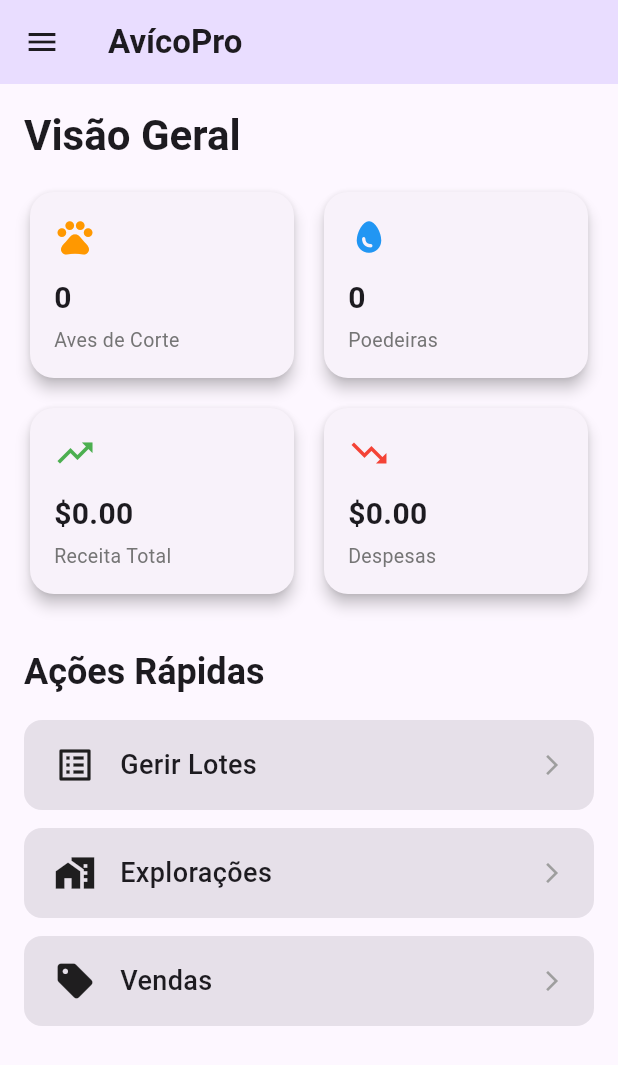
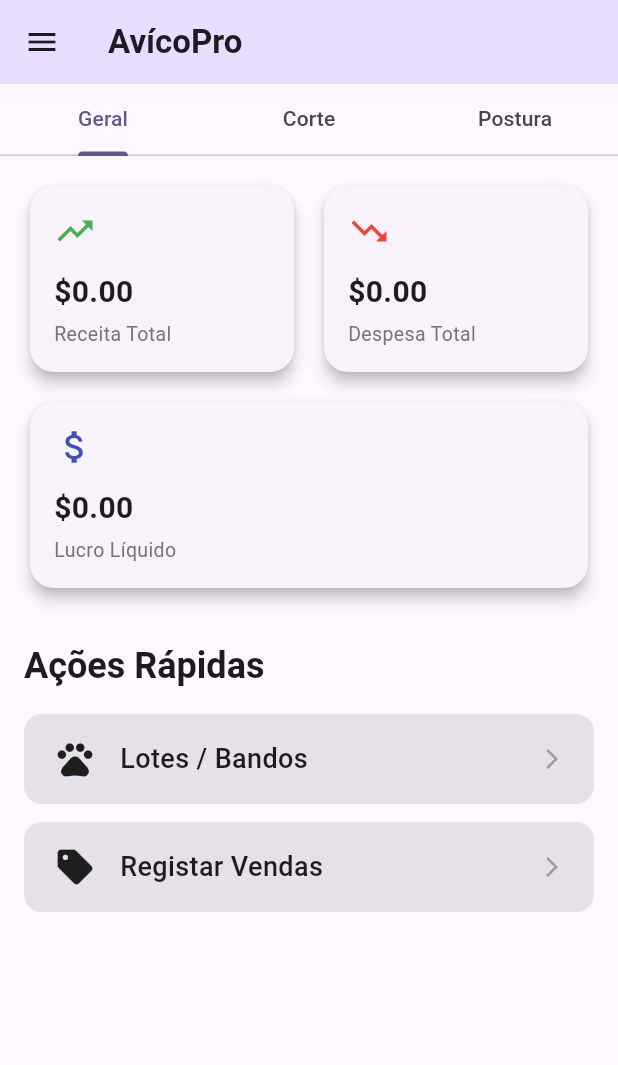
Before and after one commit to yannickRafael/bizmanager, a Flutter app: the screen it shows after launch, on a phone screen of 412 x 824 dp. Shown: the top 1065 px of the screen. Run offline on Flutter 3.47's test engine with Material 3 defaults, Android fonts, the phone set to English and light mode, and no system bars; our stand-ins replace csv, google_sign_in, googleapis_auth, share_plus, shared_preferences, sqflite; missing offline and left inert: googleapis; accounts and stored records are empty.

Commit message:
feat(ui): redesign Dashboard with tabbed KPIs (Geral / Corte / Postura)

```diff
--- a/lib/screens/dashboard_screen.dart
+++ b/lib/screens/dashboard_screen.dart
@@ -1,4 +1,3 @@
-import 'backup_screen.dart';
 import 'package:flutter/material.dart';
 import 'package:provider/provider.dart';
 import '../services/data_manager.dart';
@@ -10,6 +9,8 @@ import 'batches_screen.dart';
 import 'settings_screen.dart';
 import 'sales_screen.dart';
 import 'partners_screen.dart';
+import 'backup_screen.dart';
+import 'reports_screen.dart';
 
 class DashboardScreen extends StatelessWidget {
   const DashboardScreen({super.key});
@@ -20,10 +21,7 @@ class DashboardScreen extends StatelessWidget {
 
     return Scaffold(
       appBar: AppBar(
-        title: const Text(
-          'AvícoPro',
-          style: TextStyle(fontWeight: FontWeight.bold),
-        ),
+        title: const Text('AvícoPro', style: TextStyle(fontWeight: FontWeight.bold)),
         backgroundColor: theme.colorScheme.primaryContainer,
       ),
       drawer: Drawer(
@@ -32,10 +30,7 @@ class DashboardScreen extends StatelessWidget {
           children: [
             DrawerHeader(
               decoration: BoxDecoration(color: theme.colorScheme.primary),
-              child: const Text(
-                'Menu',
-                style: TextStyle(color: Colors.white, fontSize: 24),
-              ),
+              child: const Text('Menu', style: TextStyle(color: Colors.white, fontSize: 24)),
             ),
             ListTile(
               leading: const Icon(Icons.home),
@@ -45,113 +40,157 @@ class DashboardScreen extends StatelessWidget {
             ListTile(
               leading: const Icon(Icons.home_work),
               title: const Text('Explorações'),
-              onTap: () {
-                Navigator.pop(context);
-                Navigator.push(context, MaterialPageRoute(builder: (_) => const FarmsScreen()));
-              },
+              onTap: () { Navigator.pop(context); Navigator.push(context, MaterialPageRoute(builder: (_) => const FarmsScreen())); },
             ),
             ListTile(
               leading: const Icon(Icons.pets),
               title: const Text('Lotes / Bandos'),
-              onTap: () {
-                Navigator.pop(context);
-                Navigator.push(context, MaterialPageRoute(builder: (_) => const BatchesScreen()));
-              },
+              onTap: () { Navigator.pop(context); Navigator.push(context, MaterialPageRoute(builder: (_) => const BatchesScreen())); },
             ),
             ListTile(
               leading: const Icon(Icons.people),
               title: const Text('Clientes'),
-              onTap: () {
-                Navigator.pop(context);
-                Navigator.push(context, MaterialPageRoute(builder: (_) => const ClientsScreen()));
-              },
+              onTap: () { Navigator.pop(context); Navigator.push(context, MaterialPageRoute(builder: (_) => const ClientsScreen())); },
             ),
             ListTile(
               leading: const Icon(Icons.sell),
               title: const Text('Vendas'),
-              onTap: () {
-                Navigator.pop(context);
-                Navigator.push(context, MaterialPageRoute(builder: (_) => const SalesScreen()));
-              },
+              onTap: () { Navigator.pop(context); Navigator.push(context, MaterialPageRoute(builder: (_) => const SalesScreen())); },
             ),
             ListTile(
               leading: const Icon(Icons.handshake),
               title: const Text('Parceiros'),
-              onTap: () {
-                Navigator.pop(context);
-                Navigator.push(context, MaterialPageRoute(builder: (_) => const PartnersScreen()));
-              },
+              onTap: () { Navigator.pop(context); Navigator.push(context, MaterialPageRoute(builder: (_) => const PartnersScreen())); },
+            ),
+            ListTile(
+              leading: const Icon(Icons.bar_chart),
+              title: const Text('Relatórios de Lucro'),
+              onTap: () { Navigator.pop(context); Navigator.push(context, MaterialPageRoute(builder: (_) => const ReportsScreen())); },
             ),
             ListTile(
               leading: const Icon(Icons.backup),
               title: const Text('Cópia de Segurança'),
-              onTap: () {
-                Navigator.pop(context);
-                Navigator.push(context, MaterialPageRoute(builder: (_) => const BackupScreen()));
-              },
+              onTap: () { Navigator.pop(context); Navigator.push(context, MaterialPageRoute(builder: (_) => const BackupScreen())); },
             ),
             ListTile(
               leading: const Icon(Icons.settings),
               title: const Text('Definições'),
-              onTap: () {
-                Navigator.pop(context);
-                Navigator.push(context, MaterialPageRoute(builder: (_) => const SettingsScreen()));
-              },
+              onTap: () { Navigator.pop(context); Navigator.push(context, MaterialPageRoute(builder: (_) => const SettingsScreen())); },
             ),
           ],
         ),
       ),
       body: Consumer<DataManager>(
         builder: (context, dataManager, child) {
-          final activeMeatBatches = dataManager.batches.where((b) => b.type == BatchType.meat && b.status == BatchStatus.active).toList();
-          final activeLayerBatches = dataManager.batches.where((b) => b.type == BatchType.layer && b.status == BatchStatus.active).toList();
+          final meatBatches = dataManager.batches.where((b) => b.type == BatchType.meat).toList();
+          final layerBatches = dataManager.batches.where((b) => b.type == BatchType.layer).toList();
+
+          final activeMeatBatches = meatBatches.where((b) => b.status == BatchStatus.active).toList();
+          final activeLayerBatches = layerBatches.where((b) => b.status == BatchStatus.active).toList();
 
           int liveMeatBirds = activeMeatBatches.fold(0, (sum, b) => sum + b.currentQuantity);
           int liveLayerBirds = activeLayerBatches.fold(0, (sum, b) => sum + b.currentQuantity);
 
-          double totalExpenses = dataManager.expenses.fold(0, (sum, e) => sum + e.amount);
+          double meatExpenses = dataManager.expenses.where((e) => meatBatches.any((b) => b.id == e.batchId)).fold(0, (s,e) => s+e.amount);
+          double layerExpenses = dataManager.expenses.where((e) => layerBatches.any((b) => b.id == e.batchId)).fold(0, (s,e) => s+e.amount);
+          double totalExpenses = meatExpenses + layerExpenses;
 
-          double totalRevenue = 0;
-          totalRevenue += dataManager.chickenSales.fold(0.0, (sum, s) => sum + s.total);
-          totalRevenue += dataManager.eggSales.fold(0.0, (sum, s) => sum + s.total);
-          totalRevenue += dataManager.culledBirdSales.fold(0.0, (sum, s) => sum + s.total);
+          double meatRevenue = dataManager.chickenSales.fold(0.0, (s,x) => s+x.total);
+          double eggRevenue = dataManager.eggSales.fold(0.0, (s,x) => s+x.total);
+          double culledRevenue = dataManager.culledBirdSales.fold(0.0, (s,x) => s+x.total);
+          // Assuming culled chickens are mostly layers
+          double layerRevenue = eggRevenue + culledRevenue;
+          double totalRevenue = meatRevenue + layerRevenue;
 
           final currency = dataManager.currencySymbol;
 
-          return SingleChildScrollView(
+          return DefaultTabController(
+            length: 3,
+            child: Column(
+              children: [
+                const TabBar(
+                  tabs: [
+                    Tab(text: 'Geral'),
+                    Tab(text: 'Corte'),
+                    Tab(text: 'Postura'),
+                  ],
+                ),
+                Expanded(
+                  child: TabBarView(
+                    children: [
+                      // TAB: GERAL
+                      SingleChildScrollView(
                         padding: const EdgeInsets.all(16.0),
                         child: Column(
                           crossAxisAlignment: CrossAxisAlignment.stretch,
                           children: [
-                Text(
-                  'Visão Geral',
-                  style: theme.textTheme.headlineMedium?.copyWith(
-                    color: theme.colorScheme.onSurface,
-                    fontWeight: FontWeight.bold,
+                            Row(
+                              children: [
+                                Expanded(child: _buildSummaryCard(context, title: 'Receita Total', value: '$currency${totalRevenue.toStringAsFixed(2)}', icon: Icons.trending_up, color: Colors.green)),
+                                const SizedBox(width: 12),
+                                Expanded(child: _buildSummaryCard(context, title: 'Despesa Total', value: '$currency${totalExpenses.toStringAsFixed(2)}', icon: Icons.trending_down, color: Colors.red)),
+                              ],
+                            ),
+                            const SizedBox(height: 12),
+                            Row(
+                              children: [
+                                Expanded(child: _buildSummaryCard(context, title: 'Lucro Líquido', value: '$currency${(totalRevenue - totalExpenses).toStringAsFixed(2)}', icon: Icons.attach_money, color: Colors.indigo)),
+                              ],
+                            ),
+                            const SizedBox(height: 32),
+                            Text('Ações Rápidas', style: theme.textTheme.headlineSmall?.copyWith(fontWeight: FontWeight.bold)),
+                            const SizedBox(height: 16),
+                            _buildActionButton(context, label: 'Lotes / Bandos', icon: Icons.pets, onTap: () => Navigator.push(context, MaterialPageRoute(builder: (_) => const BatchesScreen()))),
+                            const SizedBox(height: 12),
+                            _buildActionButton(context, label: 'Registar Vendas', icon: Icons.sell, onTap: () => Navigator.push(context, MaterialPageRoute(builder: (_) => const SalesScreen()))),
+                          ],
                         ),
                       ),
-                const SizedBox(height: 16),
+
+                      // TAB: CORTE (Meat)
+                      SingleChildScrollView(
+                        padding: const EdgeInsets.all(16.0),
+                        child: Column(
+                          crossAxisAlignment: CrossAxisAlignment.stretch,
+                          children: [
                             Row(
                               children: [
-                    Expanded(
-                      child: _buildSummaryCard(
-                        context,
-                        title: 'Aves de Corte',
-                        value: '$liveMeatBirds',
-                        icon: Icons.pets,
-                        color: Colors.orange,
+                                Expanded(child: _buildSummaryCard(context, title: 'Aves Vivas', value: '$liveMeatBirds', icon: Icons.pets, color: Colors.orange)),
+                                const SizedBox(width: 12),
+                                Expanded(child: _buildSummaryCard(context, title: 'Lotes Ativos', value: '${activeMeatBatches.length}', icon: Icons.inventory_2, color: Colors.blueGrey)),
+                              ],
+                            ),
+                            const SizedBox(height: 12),
+                            Row(
+                              children: [
+                                Expanded(child: _buildSummaryCard(context, title: 'Receitas (Corte)', value: '$currency${meatRevenue.toStringAsFixed(2)}', icon: Icons.trending_up, color: Colors.green)),
+                                const SizedBox(width: 12),
+                                Expanded(child: _buildSummaryCard(context, title: 'Despesas (Corte)', value: '$currency${meatExpenses.toStringAsFixed(2)}', icon: Icons.trending_down, color: Colors.red)),
+                              ],
+                            ),
+                          ],
                         ),
                       ),
+
+                      // TAB: POSTURA (Layers)
+                      SingleChildScrollView(
+                        padding: const EdgeInsets.all(16.0),
+                        child: Column(
+                          crossAxisAlignment: CrossAxisAlignment.stretch,
+                          children: [
+                            Row(
+                              children: [
+                                Expanded(child: _buildSummaryCard(context, title: 'Poedeiras Vivas', value: '$liveLayerBirds', icon: Icons.pets, color: Colors.blue)),
                                 const SizedBox(width: 12),
-                    Expanded(
-                      child: _buildSummaryCard(
-                        context,
-                        title: 'Poedeiras',
-                        value: '$liveLayerBirds',
-                        icon: Icons.egg,
-                        color: Colors.blue,
+                                Expanded(child: _buildSummaryCard(context, title: 'Lotes Ativos', value: '${activeLayerBatches.length}', icon: Icons.inventory_2, color: Colors.blueGrey)),
+                              ],
                             ),
-                    ),
+                            const SizedBox(height: 12),
+                            Row(
+                              children: [
+                                Expanded(child: _buildSummaryCard(context, title: 'Receitas (Postura)', value: '$currency${layerRevenue.toStringAsFixed(2)}', icon: Icons.trending_up, color: Colors.green)),
+                                const SizedBox(width: 12),
+                                Expanded(child: _buildSummaryCard(context, title: 'Despesas (Postura)', value: '$currency${layerExpenses.toStringAsFixed(2)}', icon: Icons.trending_down, color: Colors.red)),
                               ],
                             ),
                             const SizedBox(height: 12),
@@ -160,59 +199,18 @@ class DashboardScreen extends StatelessWidget {
                                 Expanded(
                                   child: _buildSummaryCard(
                                     context,
-                        title: 'Receita Total',
-                        value: '$currency${totalRevenue.toStringAsFixed(2)}',
-                        icon: Icons.trending_up,
-                        color: Colors.green,
-                      ),
-                    ),
-                    const SizedBox(width: 12),
-                    Expanded(
-                      child: _buildSummaryCard(
-                        context,
-                        title: 'Despesas',
-                        value: '$currency${totalExpenses.toStringAsFixed(2)}',
-                        icon: Icons.trending_down,
-                        color: Colors.red,
+                                    title: 'Total Produzido',
+                                    value: '${dataManager.eggProductions.fold(0.0, (s,p) => s+p.quantity)}',
+                                    icon: Icons.egg,
+                                    color: Colors.amber,
                                   ),
                                 ),
                               ],
                             ),
-                const SizedBox(height: 32),
-                Text(
-                  'Ações Rápidas',
-                  style: theme.textTheme.headlineSmall?.copyWith(
-                    fontWeight: FontWeight.bold,
+                          ],
                         ),
                       ),
-                const SizedBox(height: 16),
-                _buildActionButton(
-                  context,
-                  label: 'Gerir Lotes',
-                  icon: Icons.list_alt,
-                  onTap: () => Navigator.push(
-                    context,
-                    MaterialPageRoute(builder: (_) => const BatchesScreen()),
-                  ),
-                ),
-                const SizedBox(height: 12),
-                _buildActionButton(
-                  context,
-                  label: 'Explorações',
-                  icon: Icons.home_work,
-                  onTap: () => Navigator.push(
-                    context,
-                    MaterialPageRoute(builder: (_) => const FarmsScreen()),
-                  ),
-                ),
-                const SizedBox(height: 12),
-                _buildActionButton(
-                  context,
-                  label: 'Vendas',
-                  icon: Icons.sell,
-                  onTap: () => Navigator.push(
-                    context,
-                    MaterialPageRoute(builder: (_) => const SalesScreen()),
+                    ],
                   ),
                 ),
               ],
@@ -223,13 +221,7 @@ class DashboardScreen extends StatelessWidget {
     );
   }
 
-  Widget _buildSummaryCard(
-    BuildContext context, {
-    required String title,
-    required String value,
-    required IconData icon,
-    required Color color,
-  }) {
+  Widget _buildSummaryCard(BuildContext context, {required String title, required String value, required IconData icon, required Color color}) {
     return Card(
       elevation: 4,
       shape: RoundedRectangleBorder(borderRadius: BorderRadius.circular(16)),
@@ -240,48 +232,27 @@ class DashboardScreen extends StatelessWidget {
           children: [
             Icon(icon, size: 28, color: color),
             const SizedBox(height: 12),
-            Text(
-              value,
-              style: const TextStyle(fontSize: 20, fontWeight: FontWeight.bold),
-              maxLines: 1,
-              overflow: TextOverflow.ellipsis,
-            ),
+            Text(value, style: const TextStyle(fontSize: 20, fontWeight: FontWeight.bold), maxLines: 1, overflow: TextOverflow.ellipsis),
             const SizedBox(height: 4),
-            Text(
-              title,
-              style: TextStyle(color: Colors.grey[600], fontSize: 13),
-              maxLines: 1,
-              overflow: TextOverflow.ellipsis,
-            ),
+            Text(title, style: TextStyle(color: Colors.grey[600], fontSize: 13), maxLines: 1, overflow: TextOverflow.ellipsis),
           ],
         ),
       ),
     );
   }
 
-  Widget _buildActionButton(
-    BuildContext context, {
-    required String label,
-    required IconData icon,
-    required VoidCallback onTap,
-  }) {
+  Widget _buildActionButton(BuildContext context, {required String label, required IconData icon, required VoidCallback onTap}) {
     return InkWell(
       onTap: onTap,
       borderRadius: BorderRadius.circular(12),
       child: Container(
         padding: const EdgeInsets.symmetric(horizontal: 20, vertical: 16),
-        decoration: BoxDecoration(
-          color: Theme.of(context).colorScheme.surfaceContainerHighest,
-          borderRadius: BorderRadius.circular(12),
-        ),
+        decoration: BoxDecoration(color: Theme.of(context).colorScheme.surfaceContainerHighest, borderRadius: BorderRadius.circular(12)),
         child: Row(
           children: [
             Icon(icon, size: 28),
             const SizedBox(width: 16),
-            Text(
-              label,
-              style: const TextStyle(fontSize: 18, fontWeight: FontWeight.w500),
-            ),
+            Text(label, style: const TextStyle(fontSize: 18, fontWeight: FontWeight.w500)),
             const Spacer(),
             const Icon(Icons.arrow_forward_ios, size: 16, color: Colors.grey),
           ],
```
Lines whose indentation alone changed are shown as unchanged.
